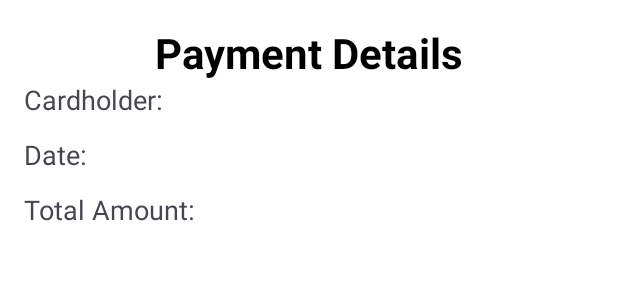
After one commit to katyaPost/Project2, an Android app: the layout activity_payment.xml on its own in the app's theme, with its tools: preview values and no code run, on a phone screen of 412 x 824 dp. The commit adds this screen. Shown: the top 300 px of the screen. Run offline under Robolectric (Android 15) with nearby library versions, the phone set to English and light mode, and no system bars.

Commit message:
END 24.4

```diff
--- a/app/src/main/AndroidManifest.xml
+++ b/app/src/main/AndroidManifest.xml
@@ -12,6 +12,12 @@
         android:supportsRtl="true"
         android:theme="@style/Theme.Project2"
         tools:targetApi="31">
+        <activity
+            android:name=".screens.CheckoutActivity"
+            android:exported="false" />
+        <activity
+            android:name=".screens.PaymentActivity"
+            android:exported="false" />
         <activity
             android:name=".screens.UpdateUser"
             android:exported="false" />
--- /dev/null
+++ b/app/src/main/res/drawable/circle_step_active.xml
@@ -0,0 +1,6 @@
+<?xml version="1.0" encoding="utf-8"?>
+<!-- circle_step_active.xml -->
+<shape xmlns:android="http://schemas.android.com/apk/res/android">
+    <solid android:color="@android:color/holo_blue_light"/>
+    <corners android:radius="25dp"/>
+</shape>
--- /dev/null
+++ b/app/src/main/res/drawable/circle_step_inactive.xml
@@ -0,0 +1,6 @@
+<?xml version="1.0" encoding="utf-8"?>
+<!-- circle_step.xml -->
+<shape xmlns:android="http://schemas.android.com/apk/res/android">
+    <solid android:color="@android:color/darker_gray"/>
+    <corners android:radius="25dp"/>
+</shape>
--- /dev/null
+++ b/app/src/main/res/layout/activity_payment.xml
@@ -0,0 +1,54 @@
+<?xml version="1.0" encoding="utf-8"?>
+<androidx.constraintlayout.widget.ConstraintLayout xmlns:android="http://schemas.android.com/apk/res/android"
+    xmlns:app="http://schemas.android.com/apk/res-auto"
+    android:layout_width="match_parent"
+    android:layout_height="match_parent"
+    android:padding="16dp"
+    android:background="@color/white">
+
+    <TextView
+        android:id="@+id/payment_title"
+        android:layout_width="wrap_content"
+        android:layout_height="wrap_content"
+        android:text="Payment Details"
+        android:textSize="28sp"
+        android:textStyle="bold"
+        android:textColor="@color/black"
+        app:layout_constraintTop_toTopOf="parent"
+        app:layout_constraintStart_toStartOf="parent"
+        app:layout_constraintEnd_toEndOf="parent"
+        android:layout_marginBottom="24dp"/>
+
+    <TextView
+        android:id="@+id/card_holder_text"
+        android:layout_width="0dp"
+        android:layout_height="wrap_content"
+        android:text="Cardholder: "
+        android:textSize="18sp"
+        app:layout_constraintTop_toBottomOf="@id/payment_title"
+        app:layout_constraintStart_toStartOf="parent"
+        app:layout_constraintEnd_toEndOf="parent"/>
+
+    <TextView
+        android:id="@+id/date_text"
+        android:layout_width="0dp"
+        android:layout_height="wrap_content"
+        android:text="Date: "
+        android:textSize="18sp"
+        app:layout_constraintTop_toBottomOf="@id/card_holder_text"
+        app:layout_constraintStart_toStartOf="parent"
+        app:layout_constraintEnd_toEndOf="parent"
+        android:layout_marginTop="12dp"/>
+
+    <TextView
+        android:id="@+id/amount_text"
+        android:layout_width="0dp"
+        android:layout_height="wrap_content"
+        android:text="Total Amount: "
+        android:textSize="18sp"
+        app:layout_constraintTop_toBottomOf="@id/date_text"
+        app:layout_constraintStart_toStartOf="parent"
+        app:layout_constraintEnd_toEndOf="parent"
+        android:layout_marginTop="12dp"/>
+
+</androidx.constraintlayout.widget.ConstraintLayout>
```
Also changed, not shown: app/src/main/java/com/example/project2/adapters/CheckoutPagerAdapter.java (added, +51 -0 lines), app/src/main/java/com/example/project2/screens/CartActivity.java (+10 -0 lines), app/src/main/java/com/example/project2/screens/CheckoutActivity.java (added, +62 -0 lines), app/src/main/java/com/example/project2/screens/PaymentActivity.java (added, +39 -0 lines), app/src/main/res/layout/activity_checkout.xml (added, +64 -0 lines), app/src/main/res/layout/page_checkout.xml (added, +33 -0 lines).
